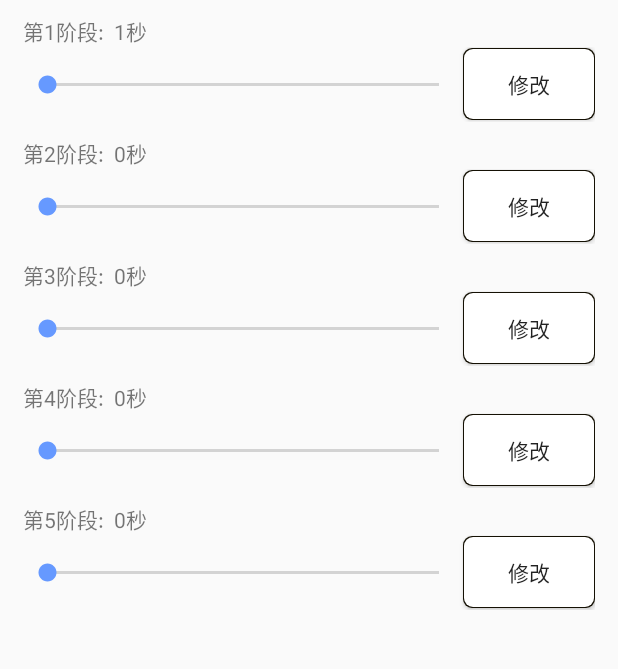
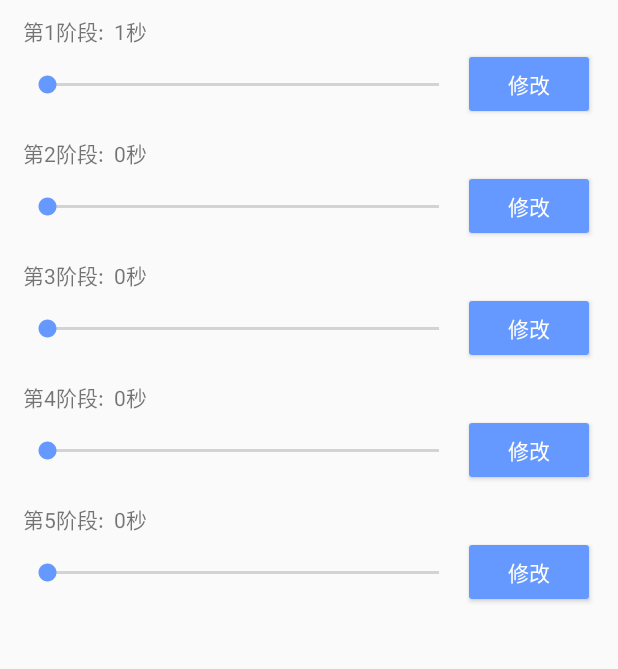
Before and after one commit to DSaurus/MemorySoftForHomework, an Android app: the fragment SettimeFragment placed in its activity, on a phone screen of 412 x 824 dp, the part 75-744 px from its top. Run offline under Robolectric (Android 15) with nearby library versions, the phone set to English and light mode, and no system bars; libraries missing offline, so code that uses them is left out: com.google.firebase.analytics; 1 statement that could not run was skipped.

Commit message:
Improve 1

```diff
--- a/MemoryKingdom/app/src/main/res/layout/beisong.xml
+++ b/MemoryKingdom/app/src/main/res/layout/beisong.xml
@@ -114,7 +114,7 @@
                     android:layout_width="match_parent"
                     android:layout_height="wrap_content"
                     android:id="@+id/nextwordbutton"
-                    android:background="@drawable/buttonshape1"
+                    style="@style/Widget.AppCompat.Button.Colored"
                     />
             </LinearLayout>
 
--- a/MemoryKingdom/app/src/main/res/layout/fragmentfinish.xml
+++ b/MemoryKingdom/app/src/main/res/layout/fragmentfinish.xml
@@ -43,7 +43,7 @@
                 android:layout_width="match_parent"
                 android:layout_height="wrap_content"
                 android:id="@+id/returnmain"
-                android:background="@drawable/buttonshape1"/>
+                style="@style/Widget.AppCompat.Button.Colored"/>
 
         </LinearLayout>
     </LinearLayout>
--- a/MemoryKingdom/app/src/main/res/layout/fragmentload.xml
+++ b/MemoryKingdom/app/src/main/res/layout/fragmentload.xml
@@ -45,7 +45,7 @@
                 android:layout_alignParentRight="true"
                 android:layout_alignParentEnd="true"
                 android:id="@+id/loadbutton"
-                android:background="@drawable/buttonshape1"/>
+                style="@style/Widget.AppCompat.Button.Colored"/>
 
             <TextView
                 android:text="空"
@@ -78,7 +78,7 @@
                 android:layout_centerVertical="true"
                 android:layout_alignParentRight="true"
                 android:layout_alignParentEnd="true"
-                android:background="@drawable/buttonshape1"/>
+                style="@style/Widget.AppCompat.Button.Colored"/>
 
             <TextView
                 android:text="没有自己的数据文件，就点右边吧0 0"
@@ -105,7 +105,7 @@
                 android:layout_width="match_parent"
                 android:layout_height="wrap_content"
                 android:id="@+id/loadconfirm"
-                android:background="@drawable/buttonshape1"/>
+                style="@style/Widget.AppCompat.Button.Colored"/>
 
         </LinearLayout>
 
--- a/MemoryKingdom/app/src/main/res/layout/fragmentmemory.xml
+++ b/MemoryKingdom/app/src/main/res/layout/fragmentmemory.xml
@@ -30,7 +30,8 @@
             android:layout_width="match_parent"
             android:layout_height="wrap_content"
             android:id="@+id/MFtoSF"
-            android:background="@drawable/buttonshape1"/>
+            style="@style/Widget.AppCompat.Button.Colored"
+            />
     </LinearLayout>
 
 </LinearLayout>
--- a/MemoryKingdom/app/src/main/res/layout/fragmentsettime.xml
+++ b/MemoryKingdom/app/src/main/res/layout/fragmentsettime.xml
@@ -54,7 +54,7 @@
                             android:layout_width="wrap_content"
                             android:layout_height="wrap_content"
                             android:id="@+id/settimeconfirm1"
-                            android:background="@drawable/buttonshape1"
+                            style="@style/Widget.AppCompat.Button.Colored"
                              />
 
                     </LinearLayout>
@@ -86,7 +86,8 @@
                             android:layout_width="wrap_content"
                             android:layout_height="wrap_content"
                             android:id="@+id/settimeconfirm2"
-                            android:background="@drawable/buttonshape1"/>
+                            style="@style/Widget.AppCompat.Button.Colored"
+                            />
                     </LinearLayout>
                     <TextView
                         android:layout_marginTop="10dp"
@@ -113,7 +114,7 @@
                             android:layout_width="wrap_content"
                             android:layout_height="wrap_content"
                             android:id="@+id/settimeconfirm3"
-                            android:background="@drawable/buttonshape1"
+                            style="@style/Widget.AppCompat.Button.Colored"
                             />
                     </LinearLayout>
 
@@ -143,7 +144,8 @@
                             android:layout_width="wrap_content"
                             android:layout_height="wrap_content"
                             android:id="@+id/settimeconfirm4"
-                            android:background="@drawable/buttonshape1" />
+                            style="@style/Widget.AppCompat.Button.Colored"
+                            />
                     </LinearLayout>
                     <TextView
                         android:layout_marginTop="10dp"
@@ -170,7 +172,7 @@
                             android:layout_width="wrap_content"
                             android:layout_height="wrap_content"
                             android:id="@+id/settimeconfirm5"
-                            android:background="@drawable/buttonshape1" />
+                            style="@style/Widget.AppCompat.Button.Colored" />
                     </LinearLayout>
                 </LinearLayout>
 
```
Also changed, not shown: MemoryKingdom/app/src/main/res/values/colors.xml (+12 -12 lines), 1 other file.
